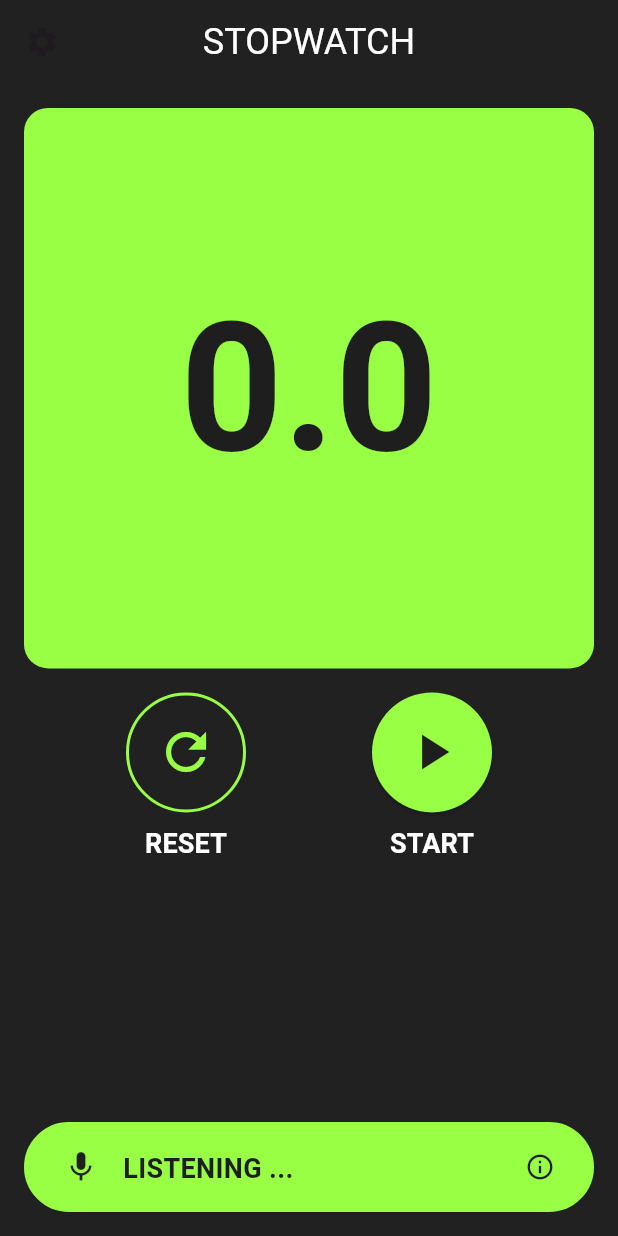
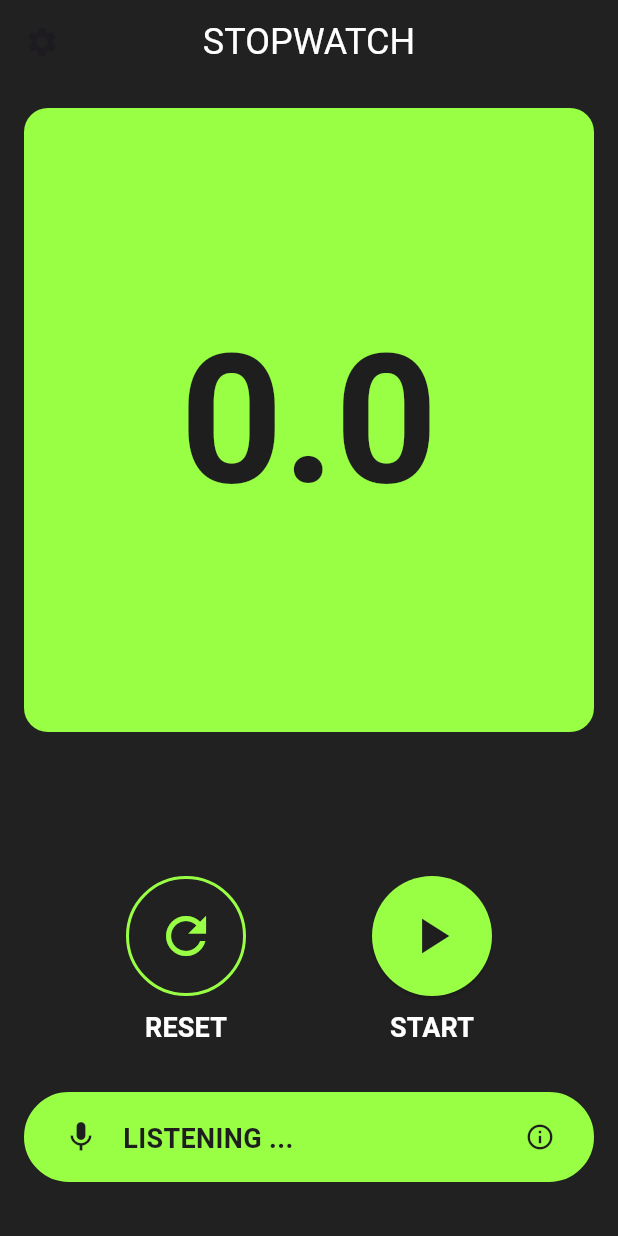
Before and after one commit to ArslanYousaf12/app_with_llm, a Flutter app: the screen it shows after launch, on a phone screen of 412 x 824 dp. Run offline on Flutter 3.47's test engine with Material 3 defaults, Android fonts, the phone set to English and light mode, and no system bars; our stand-ins replace audioplayers, permission_handler, speech_to_text; Roboto replaces fonts that are missing (BebasNeue).

Commit message:
Adjust TimerDisplay layout for improved visibility; add spacing below VoiceIndicator

```diff
--- a/lib/features/timer/timer_page.dart
+++ b/lib/features/timer/timer_page.dart
@@ -45,7 +45,8 @@ class _TimerPageState extends State<TimerPage> {
       ),
       body: Column(
         children: [
-          Expanded(flex: 3, child: TimerDisplay(stopwatch: _stopwatch)),
+          Expanded(flex: 7, child: TimerDisplay(stopwatch: _stopwatch)),
+          SizedBox(height: 80),
           Expanded(
             flex: 2,
             child: Center(
@@ -67,6 +68,7 @@ class _TimerPageState extends State<TimerPage> {
             status: 'LISTENING',
             confidence: 0.99,
           ),
+          SizedBox(height: 20),
         ],
       ),
     );
```
